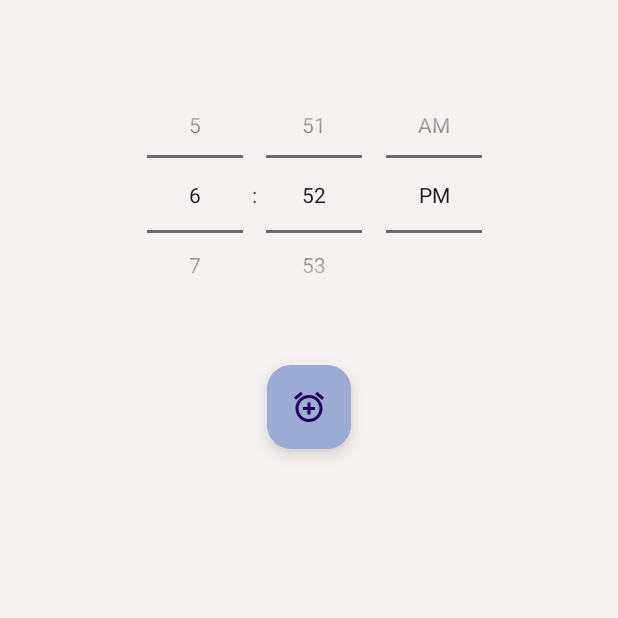
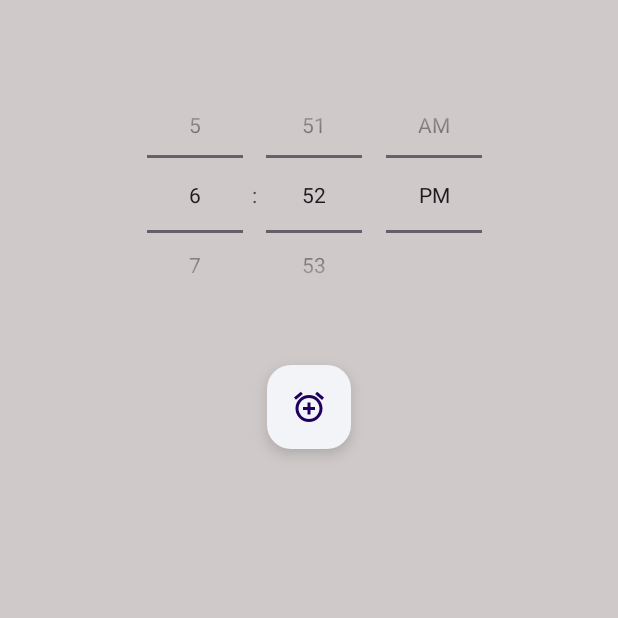
Before and after one commit to Rushil-Patel-11011/CodSoft_Alarm_Clock, an Android app: the screen it shows after launch (MainActivity), on a phone screen of 412 x 824 dp, the top half of it. Run offline under Robolectric (Android 15) with nearby library versions, the phone set to English and light mode, and no system bars; Roboto replaces fonts that are not available here.

Commit message:
2nd commit

```diff
--- a/app/src/main/res/layout/activity_launcher.xml
+++ b/app/src/main/res/layout/activity_launcher.xml
@@ -45,6 +45,7 @@
         android:layout_marginTop="240dp"
         android:layout_marginEnd="177dp"
         android:backgroundTint="#ab3add"
+        android:contentDescription=" "
         android:src="@drawable/baseline_add_alarm_24"
         app:layout_constraintEnd_toEndOf="parent"
         app:layout_constraintStart_toStartOf="parent"
--- a/app/src/main/res/layout/activity_main.xml
+++ b/app/src/main/res/layout/activity_main.xml
@@ -4,7 +4,7 @@
     xmlns:tools="http://schemas.android.com/tools"
     android:layout_width="match_parent"
     android:layout_height="match_parent"
-    android:background="#F6F2F2"
+    android:background="#CFC9C9"
     tools:context=".MainActivity">
 
     <TimePicker
@@ -28,7 +28,8 @@
         android:layout_height="wrap_content"
         android:layout_marginTop="243dp"
         android:layout_marginBottom="37dp"
-        android:backgroundTint="#9BABD3"
+        android:backgroundTint="#F3F4F8"
+        android:contentDescription=" "
         android:src="@drawable/baseline_add_alarm_24"
         app:layout_constraintBottom_toTopOf="@+id/listView"
         app:layout_constraintEnd_toEndOf="parent"
--- a/app/src/main/res/layout/alarm_item.xml
+++ b/app/src/main/res/layout/alarm_item.xml
@@ -8,7 +8,7 @@
 
     <TextView
         android:id="@+id/timeTextView"
-        android:layout_width="0dp"
+        android:layout_width="wrap_content"
         android:layout_height="wrap_content"
         android:layout_weight="1"
         android:gravity="start"
```
